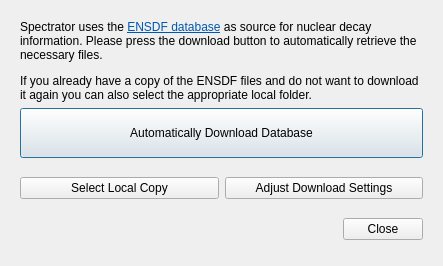
First picture: the form in spectrator/ENSDFDownloader.ui, repository ferdymercury/nuclei, before the edit.
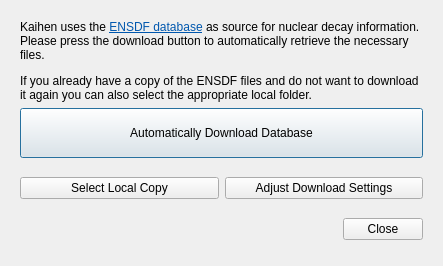
Second picture: the form after the edit. Icons and pictures are not drawn.

Commit message: Renamed Spectrator as "Kaihen"

```diff
--- a/spectrator/ENSDFDownloader.ui
+++ b/spectrator/ENSDFDownloader.ui
@@ -26,7 +26,7 @@
    <item>
     <widget class="QLabel" name="label">
      <property name="text">
-      <string>&lt;html&gt;&lt;head/&gt;&lt;body&gt;&lt;p&gt;Spectrator uses the &lt;a href=&quot;http://www.nndc.bnl.gov/ensdf/&quot;&gt;&lt;span style=&quot; text-decoration: underline; color:#0057ae;&quot;&gt;ENSDF database&lt;/span&gt;&lt;/a&gt; as source for nuclear decay information. Please press the download button to automatically retrieve the necessary files.&lt;/p&gt;&lt;p&gt;If you already have a copy of the ENSDF files and do not want to download it again you can also select the appropriate local folder.&lt;/p&gt;&lt;/body&gt;&lt;/html&gt;</string>
+      <string>&lt;html&gt;&lt;head/&gt;&lt;body&gt;&lt;p&gt;Kaihen uses the &lt;a href=&quot;http://www.nndc.bnl.gov/ensdf/&quot;&gt;&lt;span style=&quot; text-decoration: underline; color:#0057ae;&quot;&gt;ENSDF database&lt;/span&gt;&lt;/a&gt; as source for nuclear decay information. Please press the download button to automatically retrieve the necessary files.&lt;/p&gt;&lt;p&gt;If you already have a copy of the ENSDF files and do not want to download it again you can also select the appropriate local folder.&lt;/p&gt;&lt;/body&gt;&lt;/html&gt;</string>
      </property>
      <property name="textFormat">
       <enum>Qt::RichText</enum>
```
Left out of the diff: 12 changed lines with no effect on the pictures. The commit also changes 19 other files.
